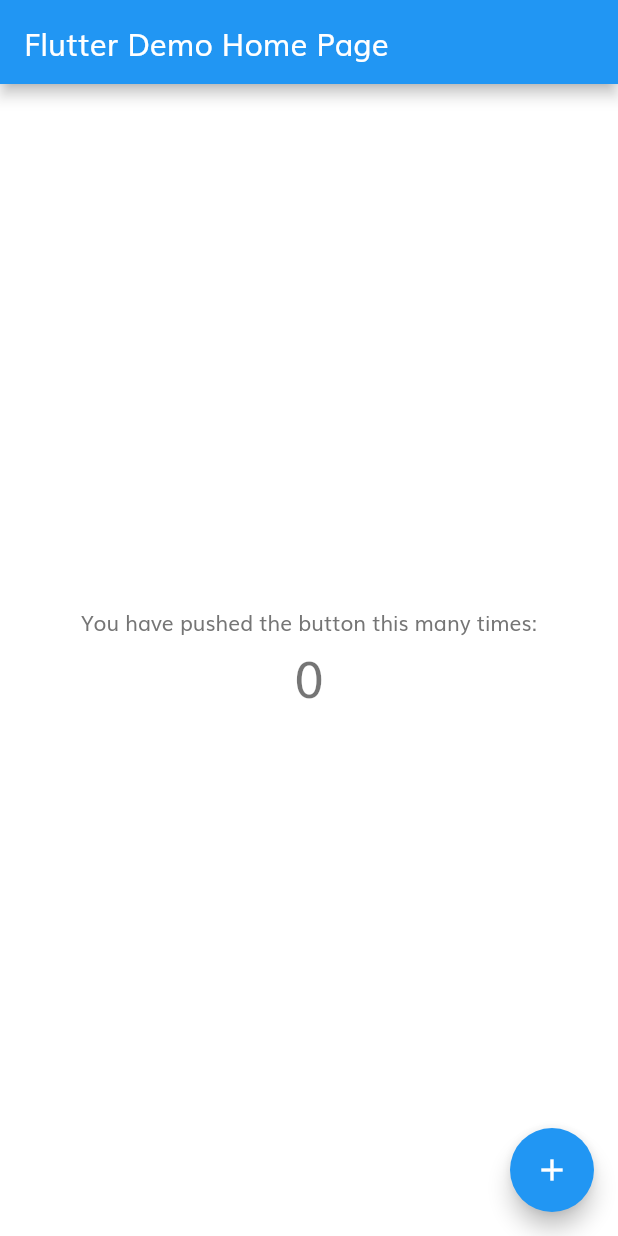
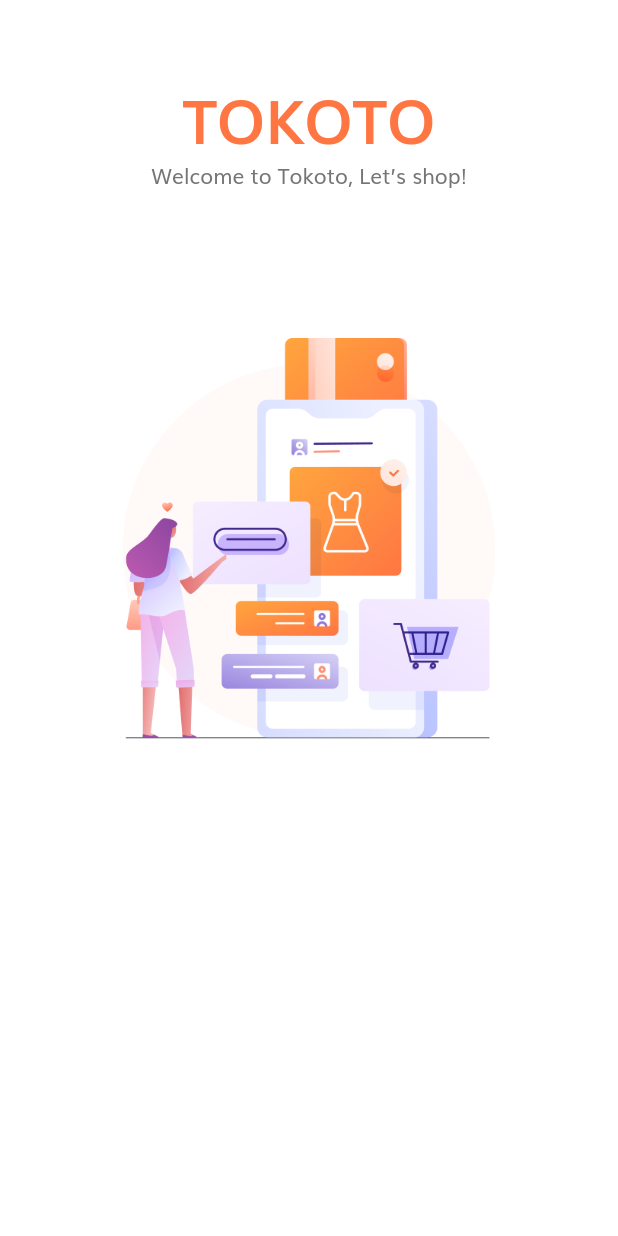
Before and after one commit to i0li0/clone_e_commmerce, a Flutter app: the screen it shows after launch, on a phone screen of 412 x 824 dp. Run offline on Flutter 3.47's test engine with Material 2 defaults, Android fonts, the phone set to English and light mode, and no system bars.

Commit message:
add splash

```diff
--- a/lib/main.dart
+++ b/lib/main.dart
@@ -1,5 +1,6 @@
 import 'package:flutter/material.dart';
 import 'package:shop_app/constants.dart';
+import 'package:shop_app/screens/splash/splash_screen.dart';
 
 void main() {
   runApp(const MyApp());
@@ -25,92 +26,7 @@
         // visual='視覚的' Density='密度' adaptive='順応'
         visualDensity: VisualDensity.adaptivePlatformDensity,
       ),
-      home: const MyHomePage(title: 'Flutter Demo Home Page'),
+      home: const SplashScreen(),
     );
   }
 }
-
-class MyHomePage extends StatefulWidget {
-  const MyHomePage({Key? key, required this.title}) : super(key: key);
-
-  // This widget is the home page of your application. It is stateful, meaning
-  // that it has a State object (defined below) that contains fields that affect
-  // how it looks.
-
-  // This class is the configuration for the state. It holds the values (in this
-  // case the title) provided by the parent (in this case the App widget) and
-  // used by the build method of the State. Fields in a Widget subclass are
-  // always marked "final".
-
-  final String title;
-
-  @override
-  State<MyHomePage> createState() => _MyHomePageState();
-}
-
-class _MyHomePageState extends State<MyHomePage> {
-  int _counter = 0;
-
-  void _incrementCounter() {
-    setState(() {
-      // This call to setState tells the Flutter framework that something has
-      // changed in this State, which causes it to rerun the build method below
-      // so that the display can reflect the updated values. If we changed
-      // _counter without calling setState(), then the build method would not be
-      // called again, and so nothing would appear to happen.
-      _counter++;
-    });
-  }
-
-  @override
-  Widget build(BuildContext context) {
-    // This method is rerun every time setState is called, for instance as done
-    // by the _incrementCounter method above.
-    //
-    // The Flutter framework has been optimized to make rerunning build methods
-    // fast, so that you can just rebuild anything that needs updating rather
-    // than having to individually change instances of widgets.
-    return Scaffold(
-      appBar: AppBar(
-        // Here we take the value from the MyHomePage object that was created by
-        // the App.build method, and use it to set our appbar title.
-        title: Text(widget.title),
-      ),
-      body: Center(
-        // Center is a layout widget. It takes a single child and positions it
-        // in the middle of the parent.
-        child: Column(
-          // Column is also a layout widget. It takes a list of children and
-          // arranges them vertically. By default, it sizes itself to fit its
-          // children horizontally, and tries to be as tall as its parent.
-          //
-          // Invoke "debug painting" (press "p" in the console, choose the
-          // "Toggle Debug Paint" action from the Flutter Inspector in Android
-          // Studio, or the "Toggle Debug Paint" command in Visual Studio Code)
-          // to see the wireframe for each widget.
-          //
-          // Column has various properties to control how it sizes itself and
-          // how it positions its children. Here we use mainAxisAlignment to
-          // center the children vertically; the main axis here is the vertical
-          // axis because Columns are vertical (the cross axis would be
-          // horizontal).
-          mainAxisAlignment: MainAxisAlignment.center,
-          children: <Widget>[
-            const Text(
-              'You have pushed the button this many times:',
-            ),
-            Text(
-              '$_counter',
-              style: Theme.of(context).textTheme.headline4,
-            ),
-          ],
-        ),
-      ),
-      floatingActionButton: FloatingActionButton(
-        onPressed: _incrementCounter,
-        tooltip: 'Increment',
-        child: const Icon(Icons.add),
-      ), // This trailing comma makes auto-formatting nicer for build methods.
-    );
-  }
-}
--- /dev/null
+++ b/lib/screens/splash/components/body.dart
@@ -0,0 +1,57 @@
+import 'package:flutter/material.dart';
+// import 'package:shop_app/constants.dart';
+// import 'package:shop_app/size_config.dart';
+
+import '../components/splash_content.dart';
+
+class Body extends StatefulWidget {
+  const Body({Key? key}) : super(key: key);
+
+  @override
+  _BodyState createState() => _BodyState();
+}
+
+class _BodyState extends State<Body> {
+  List<Map<String, String>> splashData = [
+    {
+      "text": "Welcome to Tokoto, Let’s shop!",
+      "image": "assets/images/splash_1.png"
+    },
+    {
+      "text":
+          "We help people conect with store \naround United State of America",
+      "image": "assets/images/splash_2.png"
+    },
+    {
+      "text": "We show the easy way to shop. \nJust stay at home with us",
+      "image": "assets/images/splash_3.png"
+    },
+  ]; //index
+  @override
+  Widget build(BuildContext context) {
+    return SafeArea(
+      child: SizedBox(
+        width: double.infinity,
+        child: Column(
+          children: <Widget>[
+            Expanded(
+              flex: 3,
+              child: PageView.builder(
+                itemBuilder: (context, index) => SplashContent(
+                  // indexからデータを引っ張り出して
+                  // image:text:それぞれにデータを渡す
+                  image: splashData[index]['image'],
+                  text: splashData[index]['text'],
+                ),
+              ),
+            ),
+            const Expanded(
+              flex: 2,
+              child: SizedBox(),
+            ),
+          ],
+        ),
+      ),
+    );
+  }
+}
--- /dev/null
+++ b/lib/screens/splash/components/splash_content.dart
@@ -0,0 +1,43 @@
+import 'package:flutter/material.dart';
+
+import '../../../constants.dart';
+import '../../../size_config.dart';
+
+class SplashContent extends StatelessWidget {
+  const SplashContent({
+    Key? key,
+    this.text,
+    this.image,
+  }) : super(key: key);
+  final String? text, image;
+
+  //get kPrimaryColor => null; //String"?"が必要。null
+
+  @override
+  Widget build(BuildContext context) {
+    return Column(
+      children: <Widget>[
+        const Spacer(),
+        Text(
+          "TOKOTO",
+          style: TextStyle(
+            fontSize: getProportionateScreenWidth(36),
+            color: kPrimaryColor,
+            fontWeight: FontWeight.bold,
+          ),
+        ),
+        Text(
+          text!, // !で解決
+          textAlign: TextAlign.center, //文字真ん中
+        ),
+        const Spacer(flex: 2), //flexで微調節
+        Image.asset(
+          image!,
+          // Image.assetにpath。同じまとまりにheight:width:
+          height: getProportionateScreenHeight(265),
+          width: getProportionateScreenWidth(235),
+        ),
+      ],
+    );
+  }
+}
--- /dev/null
+++ b/lib/screens/splash/splash_screen.dart
@@ -0,0 +1,15 @@
+import 'package:flutter/material.dart';
+import 'package:shop_app/screens/splash/components/body.dart';
+import 'package:shop_app/size_config.dart';
+
+class SplashScreen extends StatelessWidget {
+  const SplashScreen({Key? key}) : super(key: key);
+
+  @override
+  Widget build(BuildContext context) {
+    SizeConfig().init(context);
+    return const Scaffold(
+      body: Body(),
+    );
+  }
+}
```
Also changed, not shown: assets/images/splash_1.png (added), assets/images/splash_2.png (added), assets/images/splash_3.png (added).
